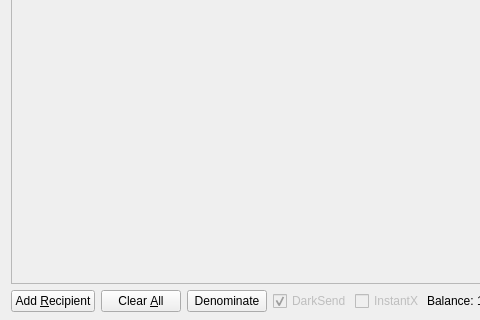
Qt form src/qt/forms/sendcoinsdialog.ui (metaspartan/denarius) before a commit; both pictures show x 0 to 480 and y 243 to 563 of the 850 by 563 pixel window.
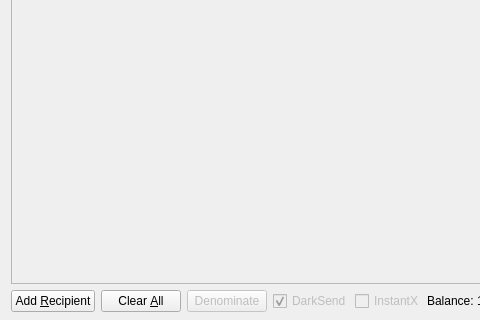
The same form after that commit. Icons and pictures are not drawn.

Commit message: Disable Denomination button for now

Patch:
```diff
--- a/src/qt/forms/sendcoinsdialog.ui
+++ b/src/qt/forms/sendcoinsdialog.ui
@@ -704,6 +704,9 @@
      </item>
      <item>
       <widget class="QPushButton" name="denominateButton">
+       <property name="enabled">
+        <bool>false</bool>
+       </property>
        <property name="sizePolicy">
         <sizepolicy hsizetype="Minimum" vsizetype="Fixed">
          <horstretch>0</horstretch>
```
